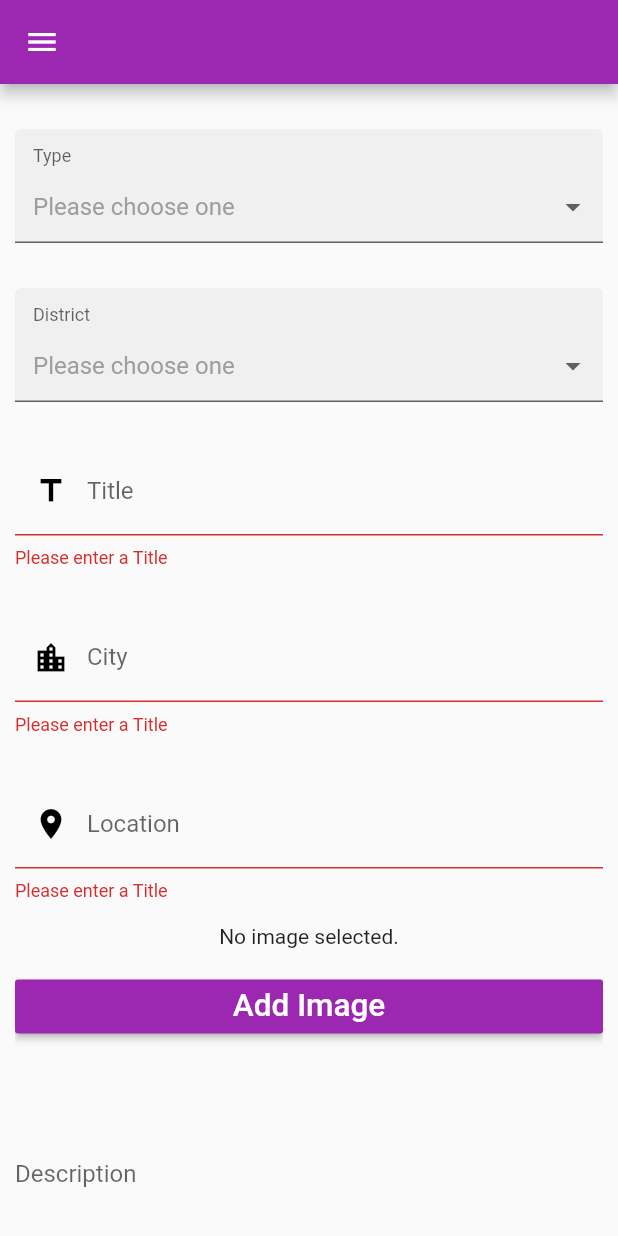
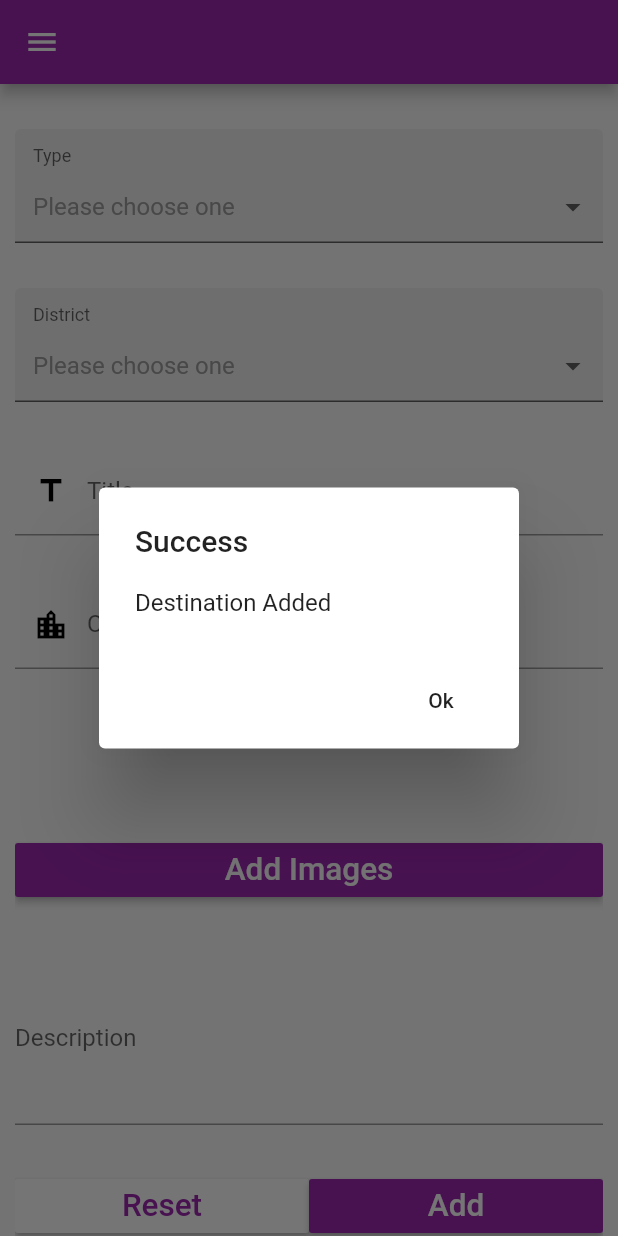
Before and after one commit to Yasasr1/Ratawate, a Flutter app: the AddDestination screen opened by its route, after a tap on "Add", on a phone screen of 412 x 824 dp. Run offline on Flutter 3.47's test engine with Material 2 defaults, Android fonts, the phone set to English and light mode, and no system bars; drawn by our look-alikes of dropdown_formfield; our stand-ins replace carousel_slider, cloud_firestore, firebase_auth, firebase_storage, flutter_icons, shared_preferences; missing offline and left inert: multi_image_picker; accounts and stored records are empty.

Commit message:
add destinations, like destinations

```diff
--- a/lib/app_screens/add_destination.dart
+++ b/lib/app_screens/add_destination.dart
@@ -1,10 +1,13 @@
+import 'package:cloud_firestore/cloud_firestore.dart';
 import 'package:flutter/material.dart';
-import 'dart:convert';
 import 'package:flutter/cupertino.dart';
 import 'package:dropdown_formfield/dropdown_formfield.dart';
-import 'package:image_picker/image_picker.dart';
-import 'dart:io';
 import 'dart:async';
+import 'dart:math';
+import 'package:multi_image_picker/multi_image_picker.dart';
+import 'dart:typed_data';
+import 'package:firebase_storage/firebase_storage.dart';
+
 import './side_drawer.dart';
 
 class AddDestination extends StatefulWidget {
@@ -15,8 +18,7 @@ class AddDestination extends StatefulWidget {
 class AddDestinationState extends State<AddDestination> {
   String type;
   String district;
-  File _image;
-  final picker = ImagePicker();
+
   var _formKey = GlobalKey<FormState>();
 
   @override
@@ -30,32 +32,138 @@ class AddDestinationState extends State<AddDestination> {
   TextEditingController typeController = TextEditingController();
   TextEditingController districtController = TextEditingController();
   TextEditingController cityController = TextEditingController();
-  TextEditingController locationController = TextEditingController();
-  TextEditingController imageUrlsController = TextEditingController();
   TextEditingController descriptionController = TextEditingController();
+  List<Asset> images = List<Asset>();
+  String _error;
+  List<String> imageUrls = [];
+  var _isLoading = false;
 
   AddDestinationState();
 
-  void send() async {
-    debugPrint('funtion called');
-    var body = jsonEncode({
-      'title': titleController.text,
-      'type': typeController.text,
-      'district': districtController.text,
-      'city': cityController.text,
-      'location': locationController.text,
-      'imageUrls': imageUrlsController.text,
-      'description': descriptionController.text,
-    });
-    //send json
+  void _showDialog(String message, String title) {
+    showDialog(
+        context: context,
+        builder: (ctx) => AlertDialog(
+              title: Text(title),
+              content: Text(message),
+              actions: <Widget>[
+                FlatButton(
+                    onPressed: () {
+                      Navigator.of(context).pop();
+                    },
+                    child: Text("Ok"))
+              ],
+            ));
   }
 
-  Future getImage() async {
-    final pickedFile = await picker.getImage(source: ImageSource.camera);
-    print("image");
+  //render selected images as a grid
+  Widget buildGridView() {
+    if (images != null)
+      return GridView.count(
+        crossAxisCount: 3,
+        children: List.generate(images.length, (index) {
+          Asset asset = images[index];
+          return AssetThumb(
+            asset: asset,
+            width: 300,
+            height: 300,
+          );
+        }),
+      );
+    else
+      return Container(color: Colors.white);
+  }
+
+  //select and load images
+  Future<void> loadAssets() async {
     setState(() {
-      _image = File(pickedFile.path);
+      images = List<Asset>();
     });
+
+    List<Asset> resultList;
+    String error;
+
+    try {
+      resultList = await MultiImagePicker.pickImages(
+        maxImages: 5,
+      );
+    } on Exception catch (e) {
+      error = e.toString();
+    }
+
+    // If the widget was removed from the tree while the asynchronous platform
+    // message was in flight, we want to discard the reply rather than calling
+    // setState to update our non-existent appearance.
+    if (!mounted) return;
+
+    setState(() {
+      images = resultList;
+      if (error == null) _error = 'No Error Dectected';
+    });
+  }
+
+  //random string generator for image names
+  String _randomString(int length) {
+   var rand = new Random();
+   var codeUnits = new List.generate(
+      length,
+      (index){
+         return rand.nextInt(33)+89;
+      }
+   );
+
+   return new String.fromCharCodes(codeUnits);
+}
+
+  //handle uploading a single image
+  Future uploadImage(Asset asset) async {
+    //get image data compressed
+    ByteData byteData = await asset.getByteData(quality: 30);
+    String randString = _randomString(50);
+    print(randString);
+    List<int> imageData = byteData.buffer.asUint8List();
+    StorageReference ref =
+        FirebaseStorage.instance.ref().child('/destinationImages').child(randString);
+    StorageUploadTask uploadTask = ref.putData(imageData);
+
+    return await (await uploadTask.onComplete).ref.getDownloadURL();
+  }
+
+  Future submitDestination() async {
+    setState(() {
+      _isLoading = true;
+    });
+    List<String> urls = [];
+    try {
+    //upload all images
+    for (int i = 0; i < images.length; i++) {
+      String url = await uploadImage(images[i]);
+      urls.add(url);
+    }
+    setState(() {
+      imageUrls = urls;
+    });
+
+
+      var responce = await Firestore.instance.collection('destinations').add({
+        'title': titleController.text,
+        'description': descriptionController.text,
+        'imageUrls': imageUrls,
+        'likedUsers': [],
+        'city': cityController.text,
+        'district': districtController.text,
+        'destinationType': type,
+        'isVerified': false
+      });
+    } catch (err) {
+      _showDialog(err.toString(), 'An Error Occured!');
+    }
+    setState(() {
+      _isLoading = false;
+    });
+    _showDialog("Destination Added","Success");
+
+
   }
 
   void showSnackBar(BuildContext context) {
@@ -329,39 +437,12 @@ class AddDestinationState extends State<AddDestination> {
                   ),
                 ),
 
-                //Location Field
-                Padding(
-                  padding: EdgeInsets.only(top: 15.0, bottom: 15.0),
-                  child: TextFormField(
-                    controller: locationController,
-                    validator: (String value) {
-                      if (value.isEmpty) {
-                        return 'Please enter a Title';
-                      }
-                      return null;
-                    },
-                    onChanged: (value) {
-                      debugPrint('Something changed in Text Field');
-                    },
-                    decoration: InputDecoration(
-                      labelText: 'Location',
-                      prefixIcon: Padding(
-                        padding: EdgeInsets.only(top: 0),
-                        // add padding to adjust icon
-                        child: Icon(
-                          Icons.location_on,
-                          color: Colors.black,
-                        ),
-                      ),
-                    ),
-                  ),
+                Container(
+                  width: double.infinity,
+                  height: 80,
+                  child: buildGridView(),
                 ),
 
-                Center(
-                  child: _image == null
-                      ? Text('No image selected.')
-                      : Image.file(_image),
-                ),
                 //Image Field
                 Padding(
                   padding: EdgeInsets.only(top: 15.0, bottom: 15.0),
@@ -372,10 +453,10 @@ class AddDestinationState extends State<AddDestination> {
                           color: Theme.of(context).primaryColor,
                           textColor: Theme.of(context).accentColor,
                           child: Text(
-                            'Add Image',
+                            'Add Images',
                             textScaleFactor: 1.5,
                           ),
-                          onPressed: getImage,
+                          onPressed: loadAssets,
                         ),
                       ),
                     ],
@@ -427,7 +508,13 @@ class AddDestinationState extends State<AddDestination> {
                       ),
 
                       //Add Button
-                      Expanded(
+                      _isLoading == true
+                          ? Center(
+                              child: CircularProgressIndicator(
+                                backgroundColor: Colors.purple,
+                              ),
+                            )
+                          : Expanded(
                               child: RaisedButton(
                                 color: Theme.of(context).primaryColor,
                                 textColor: Theme.of(context).accentColor,
@@ -435,14 +522,7 @@ class AddDestinationState extends State<AddDestination> {
                                   'Add',
                                   textScaleFactor: 1.5,
                                 ),
-                          onPressed: () {
-                            setState(() {
-                              if (_formKey.currentState.validate()) {
-                                showSnackBar(context);
-                                debugPrint('Add button clicked');
-                              }
-                            });
-                          },
+                                onPressed: submitDestination,
                               ),
                             ),
                     ],
@@ -463,8 +543,6 @@ class AddDestinationState extends State<AddDestination> {
     typeController.text = '';
     districtController.text = '';
     cityController.text = '';
-    locationController.text = '';
-    imageUrlsController.text = '';
     descriptionController.text = '';
   }
 }
--- a/lib/app_screens/home_screen.dart
+++ b/lib/app_screens/home_screen.dart
@@ -73,7 +73,7 @@ class _HomeScreenState extends State<HomeScreen> {
                 itemBuilder: (ctx, index) => DestinationItem(
                     destinationsList[index].id,
                     destinationsList[index].title,
-                    destinationsList[index].imageUrls[0]['url'],
+                    destinationsList[index].imageUrls[0],
                     destinationsList[index].city,
                     destinationsList[index].likedUsers.length),
                 itemCount: destinationsList.length,
--- a/lib/providers/auth.dart
+++ b/lib/providers/auth.dart
@@ -7,11 +7,17 @@ import 'package:shared_preferences/shared_preferences.dart';
 import '../models/http_exception.dart';
 
 class Auth with ChangeNotifier {
-  String _token;
-  DateTime _expiryDate;
   String _userId;
 
-  bool get isAuth {
+  void setUserId(String id) {
+    _userId = id;
+  }
+
+  String getUserId(){
+    return _userId;
+  }
+
+  /*bool get isAuth {
     return token != null;
   }
 
@@ -91,10 +97,12 @@ class Auth with ChangeNotifier {
 
   }
 
-  void logout() {
+  void logout() async {
+    final prefs = await SharedPreferences.getInstance();
+    await prefs.remove('userData');
     _token = null;
     _userId = null;
     _expiryDate = null;
     notifyListeners();
-  }
+  }*/
 }
--- a/lib/providers/destination.dart
+++ b/lib/providers/destination.dart
@@ -9,9 +9,12 @@ class Destination with ChangeNotifier {
   double latitude;
   double longitude;
   String city;
+  String district;
+  String destinationType;
+  bool isVerified;
 
-  Destination({
-    this.id,
+  Destination(
+      {this.id,
       this.title,
       this.description,
       this.imageUrls,
@@ -19,5 +22,8 @@ class Destination with ChangeNotifier {
       this.latitude,
       this.longitude,
       this.city,
+      this.district,
+      this.destinationType,
+      this.isVerified
       });
 }
--- a/lib/providers/destinations.dart
+++ b/lib/providers/destinations.dart
@@ -7,11 +7,10 @@ import '../providers/destination.dart';
 
 class Destinations with ChangeNotifier {
   List<Destination> _destinations = [];
-  final String authToken;
-  Destinations(this.authToken, this._destinations);
+  Destinations();
 
   Future<void> fetchDestinations() async {
-    final url = "https://ratawate-6221a.firebaseio.com/destinations.json?auth=$authToken";
+    /*final url = "https://ratawate-6221a.firebaseio.com/destinations.json?auth=$authToken";
     try {
       final responce = await http.get(url);
       final List<Destination> loadedDestinations = [];
@@ -33,6 +32,46 @@ class Destinations with ChangeNotifier {
 
     } catch (error) {
       throw (error);
+    }*/
+    try {
+      final List<Destination> loadedDestinations = [];
+      /*final responce =
+          await Firestore.instance.collection("destinations").getDocuments();
+      responce.documents.forEach((document) {
+        loadedDestinations.add(Destination(
+          id: document.documentID,
+          title: document['title'],
+          description: document['description'],
+          city: document['city'],
+          district: document['district'],
+          destinationType: document['destinationType'],
+          imageUrls: document['imageUrls'],
+          latitude: document['latitude'],
+          longitude: document['longitude'],
+          likedUsers: document['likedUsers'],
+        ));
+      });*/
+      Firestore.instance.collection("destinations").snapshots().listen((data) {
+        data.documents.forEach((document) {
+          loadedDestinations.add(Destination(
+            id: document.documentID,
+            title: document['title'],
+            description: document['description'],
+            city: document['city'],
+            district: document['district'],
+            destinationType: document['destinationType'],
+            imageUrls: document['imageUrls'],
+            latitude: document['latitude'],
+            longitude: document['longitude'],
+            likedUsers: document['likedUsers'],
+            isVerified: document['isVerified']
+          ));
+        });
+      });
+      _destinations = loadedDestinations;
+      notifyListeners();
+    } catch (err) {
+      print(err);
     }
   }
 
@@ -46,6 +85,5 @@ class Destinations with ChangeNotifier {
       return des.id == id;
     });
     return destinationFound;
-
   }
 }
```
Also changed, not shown: lib/app_screens/destination_details_screen.dart (+45 -6 lines), lib/app_screens/login.dart (+15 -19 lines), lib/app_screens/register.dart (+18 -23 lines), lib/app_screens/side_drawer.dart (+7 -1 lines), lib/main.dart (+9 -16 lines), pubspec.yaml (+6 -2 lines), pubspec.lock, 1 other file. Lines whose indentation alone changed are shown as unchanged.
